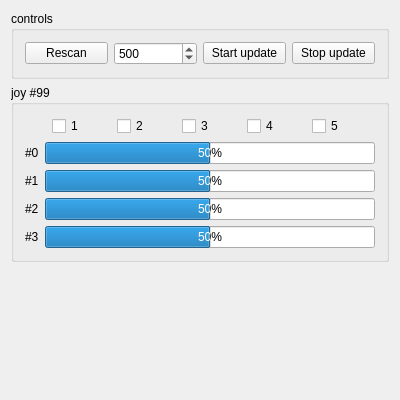
hhrhhr/Qt-SDL-Joystick, file widget.ui: the form before one commit.
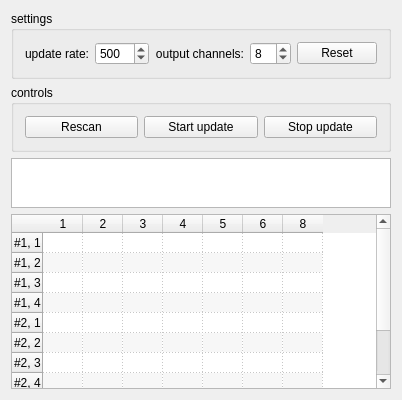
The form after the commit.

```diff
--- a/widget.ui
+++ b/widget.ui
@@ -14,6 +14,71 @@
    <string>Widget</string>
   </property>
   <layout class="QVBoxLayout" name="verticalLayout">
+   <item>
+    <widget class="QGroupBox" name="groupBox">
+     <property name="title">
+      <string>settings</string>
+     </property>
+     <layout class="QHBoxLayout" name="horizontalLayout">
+      <item>
+       <widget class="QLabel" name="label">
+        <property name="text">
+         <string>update rate:</string>
+        </property>
+        <property name="alignment">
+         <set>Qt::AlignRight|Qt::AlignTrailing|Qt::AlignVCenter</set>
+        </property>
+       </widget>
+      </item>
+      <item>
+       <widget class="QSpinBox" name="spTimeout">
+        <property name="minimum">
+         <number>20</number>
+        </property>
+        <property name="maximum">
+         <number>1000</number>
+        </property>
+        <property name="value">
+         <number>500</number>
+        </property>
+       </widget>
+      </item>
+      <item>
+       <widget class="QLabel" name="label_2">
+        <property name="text">
+         <string>output channels:</string>
+        </property>
+        <property name="alignment">
+         <set>Qt::AlignRight|Qt::AlignTrailing|Qt::AlignVCenter</set>
+        </property>
+       </widget>
+      </item>
+      <item>
+       <widget class="QSpinBox" name="spNumChannels">
+        <property name="buttonSymbols">
+         <enum>QAbstractSpinBox::UpDownArrows</enum>
+        </property>
+        <property name="minimum">
+         <number>4</number>
+        </property>
+        <property name="maximum">
+         <number>32</number>
+        </property>
+        <property name="value">
+         <number>8</number>
+        </property>
+       </widget>
+      </item>
+      <item>
+       <widget class="QPushButton" name="btReset">
+        <property name="text">
+         <string>Reset</string>
+        </property>
+       </widget>
+      </item>
+     </layout>
+    </widget>
+   </item>
    <item>
     <widget class="QGroupBox" name="buttonBox">
      <property name="title">
@@ -27,19 +92,6 @@
         </property>
        </widget>
       </item>
-      <item>
-       <widget class="QSpinBox" name="spTimeout">
-        <property name="minimum">
-         <number>20</number>
-        </property>
-        <property name="maximum">
-         <number>1000</number>
-        </property>
-        <property name="value">
-         <number>500</number>
-        </property>
-       </widget>
-      </item>
       <item>
        <widget class="QPushButton" name="btStart">
         <property name="text">
@@ -58,182 +110,146 @@
     </widget>
    </item>
    <item>
-    <widget class="QGroupBox" name="groupBox">
-     <property name="title">
-      <string>joy #99</string>
+    <widget class="QListWidget" name="listJoys">
+     <property name="sizePolicy">
+      <sizepolicy hsizetype="Expanding" vsizetype="Maximum">
+       <horstretch>0</horstretch>
+       <verstretch>0</verstretch>
+      </sizepolicy>
      </property>
-     <layout class="QVBoxLayout" name="verticalLayout_2">
-      <item>
-       <layout class="QHBoxLayout" name="horizontalLayout_6">
-        <item>
-         <widget class="QCheckBox" name="checkBox">
-          <property name="sizePolicy">
-           <sizepolicy hsizetype="Fixed" vsizetype="Fixed">
-            <horstretch>0</horstretch>
-            <verstretch>0</verstretch>
-           </sizepolicy>
-          </property>
-          <property name="text">
-           <string>1</string>
-          </property>
-         </widget>
-        </item>
-        <item>
-         <widget class="QCheckBox" name="checkBox_2">
-          <property name="sizePolicy">
-           <sizepolicy hsizetype="Fixed" vsizetype="Fixed">
-            <horstretch>0</horstretch>
-            <verstretch>0</verstretch>
-           </sizepolicy>
-          </property>
-          <property name="text">
-           <string>2</string>
-          </property>
-         </widget>
-        </item>
-        <item>
-         <widget class="QCheckBox" name="checkBox_3">
-          <property name="sizePolicy">
-           <sizepolicy hsizetype="Fixed" vsizetype="Fixed">
-            <horstretch>0</horstretch>
-            <verstretch>0</verstretch>
-           </sizepolicy>
-          </property>
-          <property name="text">
-           <string>3</string>
-          </property>
-         </widget>
-        </item>
-        <item>
-         <widget class="QCheckBox" name="checkBox_4">
-          <property name="sizePolicy">
-           <sizepolicy hsizetype="Fixed" vsizetype="Fixed">
-            <horstretch>0</horstretch>
-            <verstretch>0</verstretch>
-           </sizepolicy>
-          </property>
-          <property name="text">
-           <string>4</string>
-          </property>
-         </widget>
-        </item>
-        <item>
-         <widget class="QCheckBox" name="checkBox_5">
-          <property name="sizePolicy">
-           <sizepolicy hsizetype="Fixed" vsizetype="Fixed">
-            <horstretch>0</horstretch>
-            <verstretch>0</verstretch>
-           </sizepolicy>
-          </property>
-          <property name="text">
-           <string>5</string>
-          </property>
-         </widget>
-        </item>
-       </layout>
-      </item>
-      <item>
-       <layout class="QHBoxLayout" name="horizontalLayout_2">
-        <item>
-         <widget class="QLabel" name="label">
-          <property name="text">
-           <string>#0</string>
-          </property>
-         </widget>
-        </item>
-        <item>
-         <widget class="QProgressBar" name="progressBar">
-          <property name="value">
-           <number>50</number>
-          </property>
-          <property name="format">
-           <string notr="true">%p%</string>
-          </property>
-         </widget>
-        </item>
-       </layout>
-      </item>
-      <item>
-       <layout class="QHBoxLayout" name="horizontalLayout_3">
-        <item>
-         <widget class="QLabel" name="label_2">
-          <property name="text">
-           <string>#1</string>
-          </property>
-         </widget>
-        </item>
-        <item>
-         <widget class="QProgressBar" name="progressBar_2">
-          <property name="value">
-           <number>50</number>
-          </property>
-          <property name="format">
-           <string notr="true">%p%</string>
-          </property>
-         </widget>
-        </item>
-       </layout>
-      </item>
-      <item>
-       <layout class="QHBoxLayout" name="horizontalLayout_4">
-        <item>
-         <widget class="QLabel" name="label_3">
-          <property name="text">
-           <string>#2</string>
-          </property>
-         </widget>
-        </item>
-        <item>
-         <widget class="QProgressBar" name="progressBar_3">
-          <property name="value">
-           <number>50</number>
-          </property>
-          <property name="format">
-           <string notr="true">%p%</string>
-          </property>
-         </widget>
-        </item>
-       </layout>
-      </item>
-      <item>
-       <layout class="QHBoxLayout" name="horizontalLayout_5">
-        <item>
-         <widget class="QLabel" name="label_4">
-          <property name="text">
-           <string>#3</string>
-          </property>
-         </widget>
-        </item>
-        <item>
-         <widget class="QProgressBar" name="progressBar_4">
-          <property name="value">
-           <number>50</number>
-          </property>
-          <property name="format">
-           <string notr="true">%p%</string>
-          </property>
-         </widget>
-        </item>
-       </layout>
-      </item>
-     </layout>
-    </widget>
-   </item>
-   <item>
-    <layout class="QVBoxLayout" name="joysLayout"/>
-   </item>
-   <item>
-    <spacer name="verticalSpacer">
-     <property name="orientation">
-      <enum>Qt::Vertical</enum>
-     </property>
-     <property name="sizeHint" stdset="0">
+     <property name="maximumSize">
       <size>
-       <width>20</width>
-       <height>40</height>
+       <width>16777215</width>
+       <height>50</height>
       </size>
      </property>
-    </spacer>
+     <property name="alternatingRowColors">
+      <bool>true</bool>
+     </property>
+    </widget>
+   </item>
+   <item>
+    <layout class="QVBoxLayout" name="joysLayout">
+     <item>
+      <widget class="QTableWidget" name="tableWidget">
+       <property name="editTriggers">
+        <set>QAbstractItemView::NoEditTriggers</set>
+       </property>
+       <property name="showDropIndicator" stdset="0">
+        <bool>false</bool>
+       </property>
+       <property name="dragDropOverwriteMode">
+        <bool>false</bool>
+       </property>
+       <property name="alternatingRowColors">
+        <bool>true</bool>
+       </property>
+       <property name="showGrid">
+        <bool>true</bool>
+       </property>
+       <property name="gridStyle">
+        <enum>Qt::DotLine</enum>
+       </property>
+       <attribute name="horizontalHeaderDefaultSectionSize">
+        <number>40</number>
+       </attribute>
+       <attribute name="horizontalHeaderMinimumSectionSize">
+        <number>20</number>
+       </attribute>
+       <attribute name="verticalHeaderDefaultSectionSize">
+        <number>20</number>
+       </attribute>
+       <attribute name="verticalHeaderMinimumSectionSize">
+        <number>15</number>
+       </attribute>
+       <row>
+        <property name="text">
+         <string>#1, 1</string>
+        </property>
+       </row>
+       <row>
+        <property name="text">
+         <string>#1, 2</string>
+        </property>
+       </row>
+       <row>
+        <property name="text">
+         <string>#1, 3</string>
+        </property>
+       </row>
+       <row>
+        <property name="text">
+         <string>#1, 4</string>
+        </property>
+       </row>
+       <row>
+        <property name="text">
+         <string>#2, 1</string>
+        </property>
+       </row>
+       <row>
+        <property name="text">
+         <string>#2, 2</string>
+        </property>
+       </row>
+       <row>
+        <property name="text">
+         <string>#2, 3</string>
+        </property>
+       </row>
+       <row>
+        <property name="text">
+         <string>#2, 4</string>
+        </property>
+       </row>
+       <row>
+        <property name="text">
+         <string>#2, 5</string>
+        </property>
+       </row>
+       <row>
+        <property name="text">
+         <string>#2, 7</string>
+        </property>
+       </row>
+       <column>
+        <property name="text">
+         <string>1</string>
+        </property>
+       </column>
+       <column>
+        <property name="text">
+         <string>2</string>
+        </property>
+       </column>
+       <column>
+        <property name="text">
+         <string>3</string>
+        </property>
+       </column>
+       <column>
+        <property name="text">
+         <string>4</string>
+        </property>
+       </column>
+       <column>
+        <property name="text">
+         <string>5</string>
+        </property>
+       </column>
+       <column>
+        <property name="text">
+         <string>6</string>
+        </property>
+       </column>
+       <column>
+        <property name="text">
+         <string>8</string>
+        </property>
+       </column>
+      </widget>
+     </item>
+    </layout>
    </item>
   </layout>
  </widget>
```
